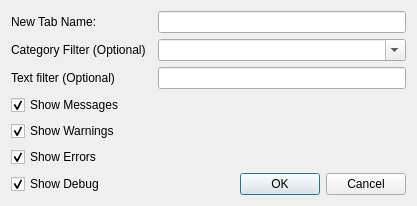
Qt form dev/Code/Framework/AzToolsFramework/AzToolsFramework/UI/Logging/NewLogTabDialog.ui (aws/lumberyard) before a commit.
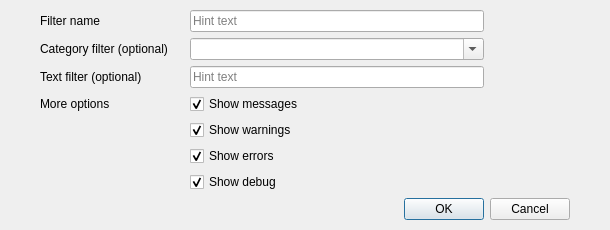
The same form after that commit.

What changed in the file:
```diff
--- a/dev/Code/Framework/AzToolsFramework/AzToolsFramework/UI/Logging/NewLogTabDialog.ui
+++ b/dev/Code/Framework/AzToolsFramework/AzToolsFramework/UI/Logging/NewLogTabDialog.ui
@@ -9,8 +9,8 @@
    <rect>
     <x>0</x>
     <y>0</y>
-    <width>417</width>
-    <height>188</height>
+    <width>610</width>
+    <height>230</height>
    </rect>
   </property>
   <property name="windowTitle">
@@ -19,29 +19,44 @@
   <property name="modal">
    <bool>true</bool>
   </property>
-  <layout class="QGridLayout" name="gridLayout">
+  <layout class="QGridLayout" name="gridLayout" columnminimumwidth="0,0,0,80">
+   <property name="leftMargin">
+    <number>40</number>
+   </property>
+   <property name="topMargin">
+    <number>10</number>
+   </property>
+   <property name="rightMargin">
+    <number>40</number>
+   </property>
+   <property name="bottomMargin">
+    <number>10</number>
+   </property>
    <item row="0" column="0">
     <widget class="QLabel" name="nameLabel">
      <property name="text">
-      <string>New Tab Name:</string>
+      <string>Filter name</string>
      </property>
     </widget>
    </item>
-   <item row="0" column="2">
+   <item row="0" column="1" colspan="2">
     <widget class="QLineEdit" name="tabNameEdit">
      <property name="toolTip">
       <string>Required!</string>
      </property>
+     <property name="placeholderText">
+      <string>Hint text</string>
+     </property>
     </widget>
    </item>
    <item row="1" column="0">
     <widget class="QLabel" name="typeLabel_2">
      <property name="text">
-      <string>Category Filter (Optional)</string>
+      <string>Category filter (optional)</string>
      </property>
     </widget>
    </item>
-   <item row="1" column="2">
+   <item row="1" column="1" colspan="2">
     <widget class="QComboBox" name="windowNameBox">
      <property name="toolTip">
       <string>Comma-Seperated List&lt;br&gt;Leave empty for all messages</string>
@@ -51,50 +66,51 @@
      </property>
     </widget>
    </item>
-   <item row="2" column="0" colspan="2">
+   <item row="2" column="0">
     <widget class="QLabel" name="filterLabel">
      <property name="text">
-      <string>Text filter (Optional)</string>
+      <string>Text filter (optional)</string>
      </property>
     </widget>
    </item>
-   <item row="2" column="2">
-    <widget class="QLineEdit" name="filterEdit"/>
+   <item row="2" column="1" colspan="2">
+    <widget class="QLineEdit" name="filterEdit">
+     <property name="placeholderText">
+      <string>Hint text</string>
+     </property>
+    </widget>
    </item>
    <item row="3" column="0">
+    <widget class="QLabel" name="moreOptionsLabel">
+     <property name="text">
+      <string>More options</string>
+     </property>
+    </widget>
+   </item>
+   <item row="3" column="1" colspan="2">
     <widget class="QCheckBox" name="checkNormal">
      <property name="text">
-      <string>Show Messages</string>
+      <string>Show messages</string>
      </property>
      <property name="checked">
       <bool>true</bool>
      </property>
     </widget>
    </item>
-   <item row="4" column="0">
+   <item row="4" column="1" colspan="2">
     <widget class="QCheckBox" name="checkWarning">
      <property name="text">
-      <string>Show Warnings</string>
+      <string>Show warnings</string>
      </property>
      <property name="checked">
       <bool>true</bool>
      </property>
     </widget>
    </item>
-   <item row="5" column="0">
+   <item row="5" column="1" colspan="2">
     <widget class="QCheckBox" name="checkError">
      <property name="text">
-      <string>Show Errors</string>
-     </property>
-     <property name="checked">
-      <bool>true</bool>
-     </property>
-    </widget>
-   </item>
-   <item row="6" column="0">
-    <widget class="QCheckBox" name="checkDebug">
-     <property name="text">
-      <string>Show Debug</string>
+      <string>Show errors</string>
      </property>
      <property name="checked">
       <bool>true</bool>
@@ -102,6 +118,16 @@
     </widget>
    </item>
    <item row="6" column="1" colspan="2">
+    <widget class="QCheckBox" name="checkDebug">
+     <property name="text">
+      <string>Show debug</string>
+     </property>
+     <property name="checked">
+      <bool>true</bool>
+     </property>
+    </widget>
+   </item>
+   <item row="7" column="2" colspan="2">
     <widget class="QDialogButtonBox" name="buttonBox">
      <property name="orientation">
       <enum>Qt::Horizontal</enum>
```
Left out of the diff: 4 changed lines with no effect on the pictures.
